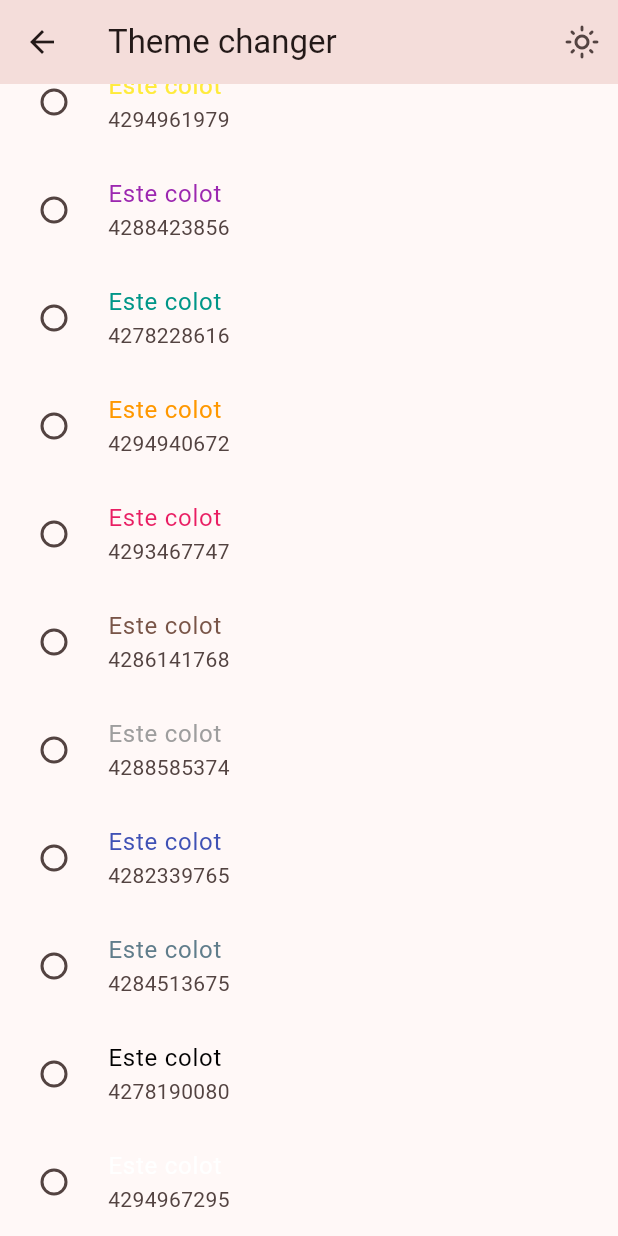
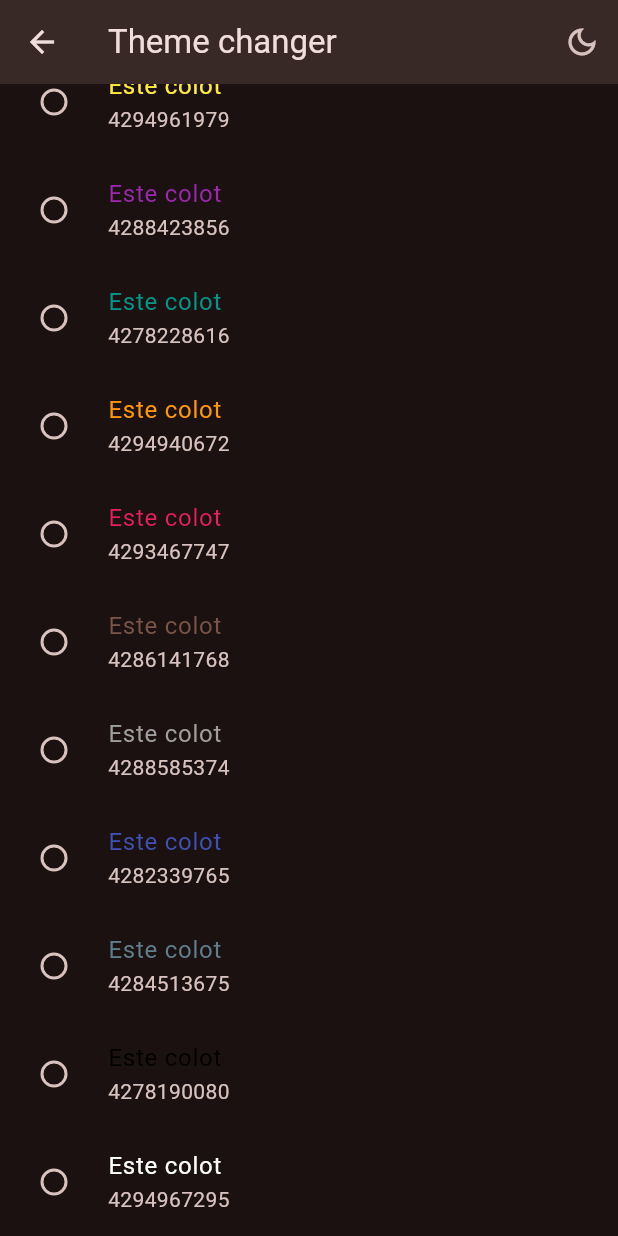
Before and after one commit to omarmontoys/widgets_app, a Flutter app: the ThemeChangerScreen screen opened directly, scrolled down 240 dp, after a tap on the "light mode" icon, on a phone screen of 412 x 824 dp. Run offline on Flutter 3.47's test engine with Material 2 defaults, Android fonts, the phone set to English and light mode, and no system bars; our stand-ins replace animate_do, flutter_riverpod, go_router.

Commit message:
state Notifier implementado

```diff
--- a/lib/config/theme/app_theme.dart
+++ b/lib/config/theme/app_theme.dart
@@ -26,9 +26,13 @@ class AppTheme {
             'selected color must be lees or equal than ${colorList.length - 1}');
   ThemeData getTheme() => ThemeData(
       useMaterial3: true,
-      brightness: isDarkmode ?  Brightness.dark : Brightness.light,
+      brightness: isDarkmode ? Brightness.dark : Brightness.light,
       colorSchemeSeed: colorList[selectedColor],
       appBarTheme: const AppBarTheme(
         centerTitle: false,
       ));
+  AppTheme copyWith({int? selectedColor, bool? isDarkmode}) => AppTheme(
+        selectedColor: selectedColor ?? this.selectedColor,
+        isDarkmode: isDarkmode ?? this.isDarkmode,
+      );
 }
--- a/lib/main.dart
+++ b/lib/main.dart
@@ -13,14 +13,14 @@ class MyApp extends ConsumerWidget {
 
   @override
   Widget build(BuildContext context, ref) {
-    final isDarkmode = ref.watch(isDarkmodeProvider);
-    final selectedColor = ref.watch(selectedColorProvider);
+    //final isDarkmode = ref.watch(isDarkmodeProvider);
+    //final selectedColor = ref.watch(selectedColorProvider);
+    final AppTheme appTheme = ref.watch(themeNotifierProvider);
     return MaterialApp.router(
       title: 'Flutter Widgets',
       routerConfig: appRouter,
       debugShowCheckedModeBanner: false,
-      theme: AppTheme(selectedColor: selectedColor, isDarkmode: isDarkmode)
-          .getTheme(),
+      theme: appTheme.getTheme(),
     );
   }
 }
--- a/lib/presentation/providers/theme_provider.dart
+++ b/lib/presentation/providers/theme_provider.dart
@@ -7,3 +7,19 @@ final isDarkmodeProvider = StateProvider((ref) => false);
 final colorListProvider = Provider((ref) => colorList);
 
 final selectedColorProvider = StateProvider((ref) => 0);
+
+// Un objeto de tipo AppTheme
+final themeNotifierProvider =
+    StateNotifierProvider<ThemeNotifier, AppTheme>((ref) => ThemeNotifier());
+
+class ThemeNotifier extends StateNotifier<AppTheme> {
+  //state = Estado = new AppTheme();
+  ThemeNotifier() : super(AppTheme());
+  void toggleDarkMode() {
+    state = state.copyWith(isDarkmode: !state.isDarkmode);
+  }
+
+  void changeColorIndex(int colorIndex) {
+    state = state.copyWith(selectedColor: colorIndex);
+  }
+}
--- a/lib/presentation/screens/theme_changer/theme_changer_screen.dart
+++ b/lib/presentation/screens/theme_changer/theme_changer_screen.dart
@@ -1,5 +1,6 @@
 import 'package:flutter/material.dart';
 import 'package:flutter_riverpod/flutter_riverpod.dart';
+import 'package:widgets_app/config/theme/app_theme.dart';
 import 'package:widgets_app/presentation/providers/theme_provider.dart';
 
 class ThemeChangerScreen extends ConsumerWidget {
@@ -8,7 +9,7 @@ class ThemeChangerScreen extends ConsumerWidget {
 
   @override
   Widget build(BuildContext context, ref) {
-    final isDarkmode = ref.watch(isDarkmodeProvider);
+    final isDarkmode = ref.watch(themeNotifierProvider).isDarkmode;
     return Scaffold(
         appBar: AppBar(
           title: const Text('Theme changer'),
@@ -18,9 +19,10 @@ class ThemeChangerScreen extends ConsumerWidget {
                     ? Icons.dark_mode_outlined
                     : Icons.light_mode_outlined),
                 onPressed: () {
-                  ref
-                      .read(isDarkmodeProvider.notifier)
-                      .update((isDarkmode) => isDarkmode);
+                  // ref
+                  //     .read(isDarkmodeProvider.notifier)
+                  //     .update((isDarkmode) => isDarkmode);
+                  ref.read(themeNotifierProvider.notifier).toggleDarkMode();
                 })
           ],
         ),
@@ -34,7 +36,9 @@ class _ThemeChangerView extends ConsumerWidget {
   @override
   Widget build(BuildContext context, ref) {
     final List<Color> colors = ref.watch(colorListProvider);
-    final int selectedColor = ref.watch(selectedColorProvider);
+    //final int selectedColor = ref.watch(selectedColorProvider);
+    final int selectedColor = ref.watch(themeNotifierProvider).selectedColor;
+
     return ListView.builder(
         itemCount: colors.length,
         itemBuilder: (context, index) {
@@ -49,7 +53,10 @@ class _ThemeChangerView extends ConsumerWidget {
               value: index,
               groupValue: selectedColor,
               onChanged: (value) {
-                ref.read(selectedColorProvider.notifier).state = index;
+                //ref.read(selectedColorProvider.notifier).state = index;
+                ref
+                    .watch(themeNotifierProvider.notifier)
+                    .changeColorIndex(index);
               });
         });
   }
```
